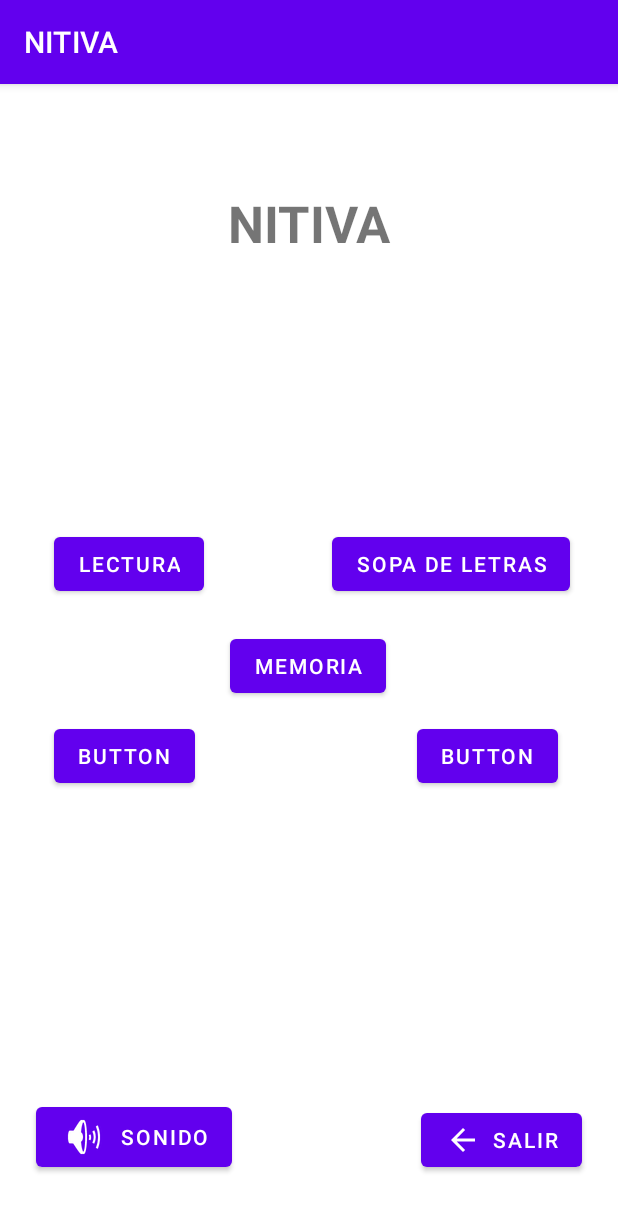
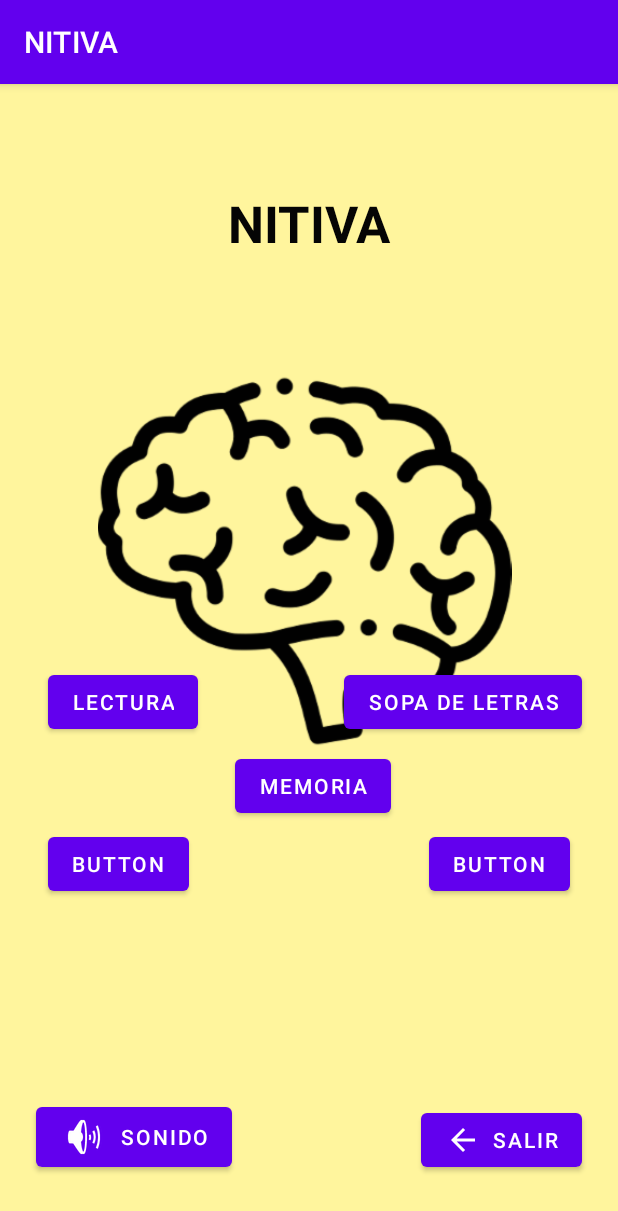
Before and after one commit to Braulio08/NITIVA, an Android app: the screen it shows after launch (MainActivity), on a phone screen of 412 x 824 dp. Shown: the top 1211 px of the screen. Run offline under Robolectric (Android 15) with nearby library versions, the phone set to English and light mode, and no system bars.

Commit message:
Cambio de colores

```diff
--- a/app/src/main/res/layout/activity_main.xml
+++ b/app/src/main/res/layout/activity_main.xml
@@ -4,7 +4,8 @@
     xmlns:tools="http://schemas.android.com/tools"
     android:layout_width="match_parent"
     android:layout_height="match_parent"
-    tools:context=".MainActivity">
+    tools:context=".MainActivity"
+    android:background="#FFF59D">
 
     <TextView
         android:id="@+id/txtTitle"
@@ -12,6 +13,7 @@
         android:layout_height="wrap_content"
         android:layout_marginTop="70dp"
         android:text="NITIVA"
+        android:textColor="#050505"
         android:textSize="34sp"
         android:textStyle="bold"
         app:layout_constraintEnd_toEndOf="parent"
@@ -30,57 +32,6 @@
         app:layout_constraintEnd_toEndOf="parent" />
 
     <Button
-        android:id="@+id/btnMemory"
-        android:layout_width="wrap_content"
-        android:layout_height="wrap_content"
-        android:layout_marginBottom="356dp"
-        android:text="Memoria"
-        app:layout_constraintBottom_toBottomOf="parent"
-        app:layout_constraintEnd_toEndOf="parent"
-        app:layout_constraintHorizontal_bias="0.498"
-        app:layout_constraintStart_toStartOf="parent" />
-
-    <Button
-        android:id="@+id/button5"
-        android:layout_width="wrap_content"
-        android:layout_height="wrap_content"
-        android:layout_marginStart="36dp"
-        android:layout_marginTop="12dp"
-        android:text="Button"
-        app:layout_constraintStart_toStartOf="parent"
-        app:layout_constraintTop_toBottomOf="@+id/btnMemory" />
-
-    <Button
-        android:id="@+id/button6"
-        android:layout_width="wrap_content"
-        android:layout_height="wrap_content"
-        android:layout_marginTop="12dp"
-        android:layout_marginEnd="40dp"
-        android:text="Button"
-        app:layout_constraintEnd_toEndOf="parent"
-        app:layout_constraintTop_toBottomOf="@+id/btnMemory" />
-
-    <Button
-        android:id="@+id/btnLectura"
-        android:layout_width="wrap_content"
-        android:layout_height="wrap_content"
-        android:layout_marginStart="36dp"
-        android:layout_marginBottom="20dp"
-        android:text="Lectura"
-        app:layout_constraintBottom_toTopOf="@+id/btnMemory"
-        app:layout_constraintStart_toStartOf="parent" />
-
-    <Button
-        android:id="@+id/btnWordSeach"
-        android:layout_width="wrap_content"
-        android:layout_height="wrap_content"
-        android:layout_marginEnd="32dp"
-        android:layout_marginBottom="20dp"
-        android:text="Sopa de Letras"
-        app:layout_constraintBottom_toTopOf="@+id/btnMemory"
-        app:layout_constraintEnd_toEndOf="parent" />
-
-    <Button
         android:id="@+id/btnSound"
         android:layout_width="wrap_content"
         android:layout_height="wrap_content"
@@ -95,4 +46,65 @@
         app:layout_constraintStart_toStartOf="parent"
         tools:ignore="SpeakableTextPresentCheck" />
 
+    <Button
+        android:id="@+id/btnMemory"
+        android:layout_width="wrap_content"
+        android:layout_height="wrap_content"
+        android:layout_marginBottom="276dp"
+        android:text="Memoria"
+        app:layout_constraintBottom_toBottomOf="parent"
+        app:layout_constraintEnd_toEndOf="parent"
+        app:layout_constraintHorizontal_bias="0.508"
+        app:layout_constraintStart_toStartOf="parent" />
+
+    <Button
+        android:id="@+id/btnWordSeach"
+        android:layout_width="wrap_content"
+        android:layout_height="wrap_content"
+        android:layout_marginEnd="24dp"
+        android:layout_marginBottom="8dp"
+        android:text="Sopa de Letras"
+        app:layout_constraintBottom_toTopOf="@+id/btnMemory"
+        app:layout_constraintEnd_toEndOf="parent" />
+
+    <ImageView
+        android:id="@+id/imageView"
+        android:layout_width="286dp"
+        android:layout_height="276dp"
+        android:layout_marginStart="28dp"
+        android:layout_marginTop="180dp"
+        app:layout_constraintStart_toStartOf="@+id/btnLectura"
+        app:layout_constraintTop_toTopOf="parent"
+        app:srcCompat="@drawable/brainstorm" />
+
+    <Button
+        android:id="@+id/btnLectura"
+        android:layout_width="wrap_content"
+        android:layout_height="wrap_content"
+        android:layout_marginStart="32dp"
+        android:layout_marginBottom="8dp"
+        android:text="Lectura"
+        app:layout_constraintBottom_toTopOf="@+id/btnMemory"
+        app:layout_constraintStart_toStartOf="parent" />
+
+    <Button
+        android:id="@+id/button6"
+        android:layout_width="wrap_content"
+        android:layout_height="wrap_content"
+        android:layout_marginTop="4dp"
+        android:layout_marginEnd="32dp"
+        android:text="Button"
+        app:layout_constraintEnd_toEndOf="parent"
+        app:layout_constraintTop_toBottomOf="@+id/btnMemory" />
+
+    <Button
+        android:id="@+id/button5"
+        android:layout_width="wrap_content"
+        android:layout_height="wrap_content"
+        android:layout_marginStart="32dp"
+        android:layout_marginTop="4dp"
+        android:text="Button"
+        app:layout_constraintStart_toStartOf="parent"
+        app:layout_constraintTop_toBottomOf="@+id/btnMemory" />
+
 </androidx.constraintlayout.widget.ConstraintLayout>
```
Also changed, not shown: app/src/main/res/drawable-hdpi/brainstorm.webp (added), app/src/main/res/drawable-mdpi/brainstorm.webp (added), app/src/main/res/drawable-xhdpi/brainstorm.webp (added), app/src/main/res/drawable-xxhdpi/brainstorm.webp (added), app/src/main/res/drawable-xxxhdpi/brainstorm.webp (added).
